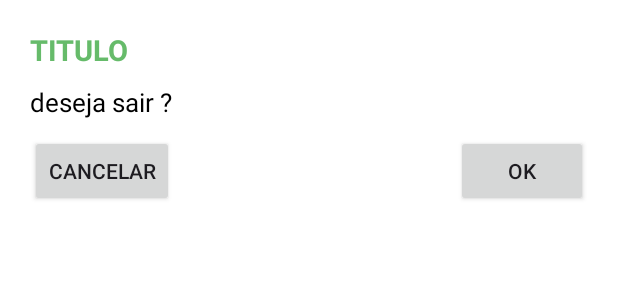
After one commit to mayconmpadev/TiroMosca, an Android app: the layout dialog_padrao_ok_cancelar.xml on its own in the app's theme, with its tools: preview values and no code run, on a phone screen of 412 x 824 dp. The commit adds this screen. Shown: the top 300 px of the screen. Run offline under Robolectric (Android 15) with nearby library versions, the phone set to English and light mode, and no system bars.

Commit message:
dialog_padrao_ok_cancelar.xml

```diff
--- a/app/src/main/res/layout/activity_cadastro.xml
+++ b/app/src/main/res/layout/activity_cadastro.xml
@@ -24,7 +24,8 @@
         android:hint="nome"
         android:layout_marginHorizontal="32dp"
         android:layout_marginBottom="16dp"
-        android:inputType="textEmailAddress" />
+        android:inputType="textCapSentences"
+       />
 
     <EditText
         android:id="@+id/editEmail"
--- /dev/null
+++ b/app/src/main/res/layout/dialog_padrao_ok_cancelar.xml
@@ -0,0 +1,60 @@
+<?xml version="1.0" encoding="utf-8"?>
+<LinearLayout xmlns:android="http://schemas.android.com/apk/res/android"
+    android:id="@+id/root"
+    android:layout_width="match_parent"
+    android:layout_height="match_parent"
+    android:background="@color/branco"
+    android:orientation="vertical"
+    android:padding="20dp">
+
+    <TextView
+        android:id="@+id/dialog_padrao_text_titulo"
+        android:layout_width="match_parent"
+        android:layout_height="wrap_content"
+        android:layout_marginBottom="10dp"
+        android:text="TITULO"
+        android:textColor="@color/color_verde"
+        android:textSize="19sp"
+        android:textStyle="bold" />
+
+    <TextView
+        android:id="@+id/dialog_padrao_text_msg"
+        android:layout_width="match_parent"
+        android:layout_height="wrap_content"
+        android:layout_marginBottom="10dp"
+        android:text="deseja sair ?"
+        android:textColor="@color/preto"
+        android:textSize="17sp" />
+
+    <LinearLayout
+        android:layout_width="match_parent"
+        android:layout_height="wrap_content"
+        android:background="@color/branco"
+
+        android:orientation="horizontal">
+
+        <android.widget.Button
+            android:id="@+id/dialog_padrao_btn_esquerda"
+            style="@style/Button"
+            android:layout_width="wrap_content"
+            android:layout_height="wrap_content"
+            android:text="Cancelar" />
+
+        <View
+            android:layout_width="wrap_content"
+            android:layout_height="1dp"
+            android:layout_weight="1">
+
+        </View>
+
+        <android.widget.Button
+            android:id="@+id/dialog_padrao_btn_direita"
+            android:layout_width="wrap_content"
+            android:layout_height="wrap_content"
+            style="@style/Button"
+            android:text="Ok" />
+
+    </LinearLayout>
+
+
+</LinearLayout>
```
Also changed, not shown: app/src/main/java/com/mpasistemas/tiromosca/LoginActivity.kt (+1 -6 lines), app/src/main/res/layout/activity_login.xml (+23 -7 lines), app/src/main/res/values/colors.xml (+39 -0 lines).
